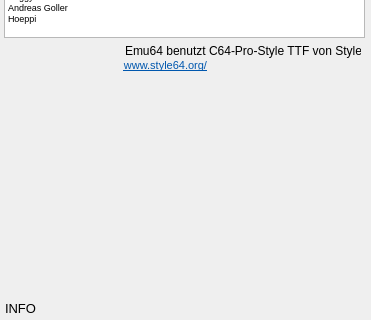
Before: the Qt Designer form info_window.ui in ThKattanek/emu64, drawn with Qt 5; both pictures show x 0 to 371 and y 187 to 507 of the 371 by 507 pixel window.
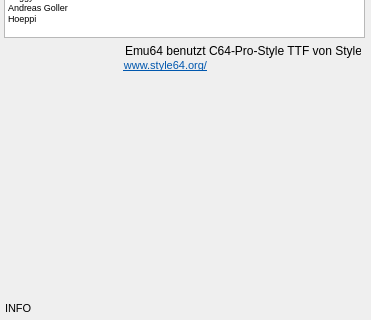
After: the same form once the commit is applied. Icons and pictures are not drawn.

What changed in the file:
```diff
--- a/info_window.ui
+++ b/info_window.ui
@@ -55,7 +55,7 @@
    </property>
    <property name="font">
     <font>
-     <pointsize>10</pointsize>
+     <pointsize>8</pointsize>
     </font>
    </property>
    <property name="text">
```
